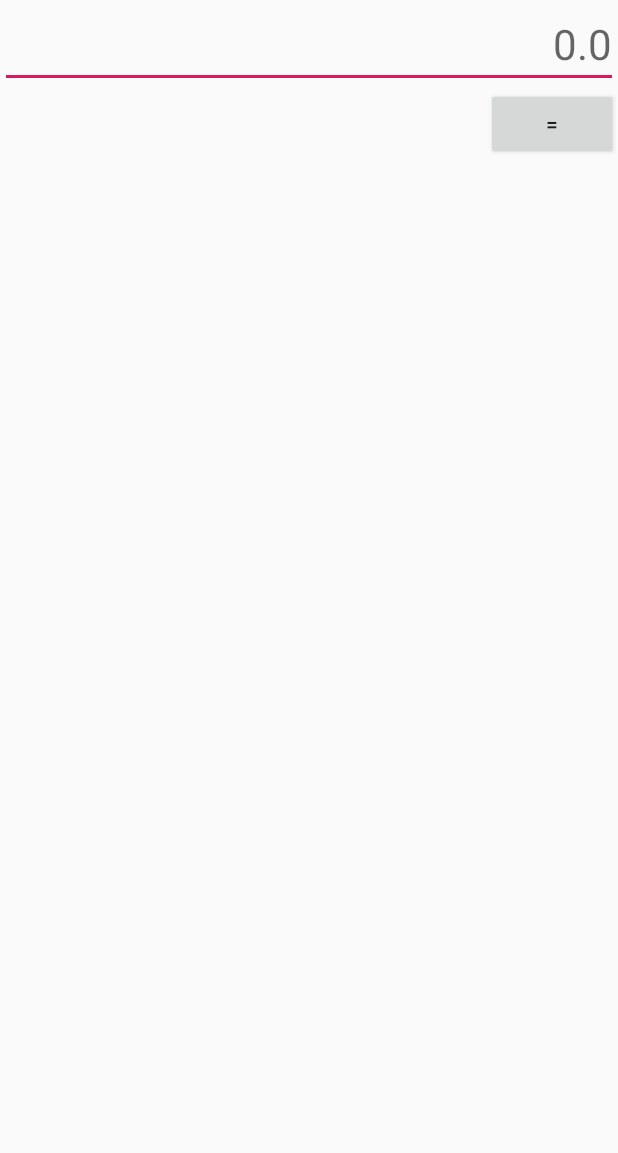
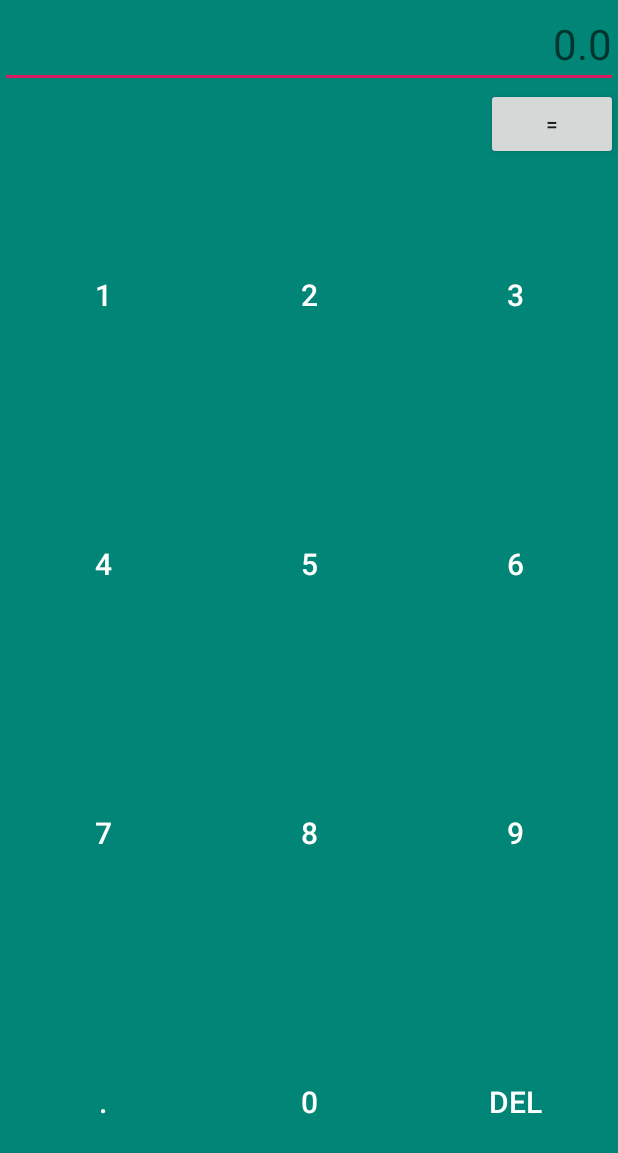
Before and after one commit to theVinesh/just-a-calculator, an Android app: the screen it shows after launch (MainActivity), on a phone screen of 412 x 824 dp. Shown: the top 1153 px of the screen. Run offline under Robolectric (Android 15) with nearby library versions, the phone set to English and light mode, and no system bars; our stand-ins replace data binding; 1 statement that could not run was skipped.

Commit message:
Created basic components for UI

```diff
--- a/app/build.gradle
+++ b/app/build.gradle
@@ -1,8 +1,7 @@
 apply plugin: 'com.android.application'
-
 apply plugin: 'kotlin-android'
-
 apply plugin: 'kotlin-android-extensions'
+apply plugin: 'kotlin-kapt'
 
 android {
     compileSdkVersion 28
@@ -20,6 +19,9 @@ android {
             proguardFiles getDefaultProguardFile('proguard-android-optimize.txt'), 'proguard-rules.pro'
         }
     }
+    dataBinding {
+        enabled = true
+    }
 }
 
 dependencies {
--- a/app/src/main/java/app/vineshbuilds/justacalculator/ui/main/MainFragment.kt
+++ b/app/src/main/java/app/vineshbuilds/justacalculator/ui/main/MainFragment.kt
@@ -4,11 +4,9 @@ import android.os.Bundle
 import android.view.LayoutInflater
 import android.view.View
 import android.view.ViewGroup
-import android.widget.TextView
 import androidx.fragment.app.Fragment
 import androidx.lifecycle.ViewModelProviders
-import app.vineshbuilds.justacalculator.R
-import kotlinx.android.synthetic.main.main_fragment.*
+import app.vineshbuilds.justacalculator.databinding.MainFragmentBinding
 
 class MainFragment : Fragment() {
 
@@ -16,20 +14,19 @@ class MainFragment : Fragment() {
         fun newInstance() = MainFragment()
     }
 
-    private lateinit var viewModel: MainViewModel
+    private lateinit var binding: MainFragmentBinding
 
     override fun onCreateView(
         inflater: LayoutInflater, container: ViewGroup?, savedInstanceState: Bundle?
-    ): View = inflater.inflate(R.layout.main_fragment, container, false)
+    ): View {
+        binding = MainFragmentBinding.inflate(inflater, container, false)
+        return binding.root
+    }
 
 
     override fun onActivityCreated(savedInstanceState: Bundle?) {
         super.onActivityCreated(savedInstanceState)
-        viewModel = ViewModelProviders.of(this).get(MainViewModel::class.java)
-
-        equalsButton.setOnClickListener {
-            input.setText(viewModel.equals(input.text.toString()), TextView.BufferType.EDITABLE)
-        }
+        binding.vm = ViewModelProviders.of(this).get(MainViewModel::class.java)
     }
 
 }
--- a/app/src/main/java/app/vineshbuilds/justacalculator/ui/main/MainViewModel.kt
+++ b/app/src/main/java/app/vineshbuilds/justacalculator/ui/main/MainViewModel.kt
@@ -1,17 +1,20 @@
 package app.vineshbuilds.justacalculator.ui.main
 
 import androidx.lifecycle.ViewModel
-import app.vineshbuilds.calculator.InfixToPostfixConverter
+import app.vineshbuilds.calculator.ITokenizer
 import app.vineshbuilds.calculator.Processor
+import app.vineshbuilds.calculator.TokenizerImpl
+import app.vineshbuilds.justacalculator.ui.main.components.DisplayVm
+import app.vineshbuilds.justacalculator.ui.main.components.KeypadVm
 
 class MainViewModel : ViewModel() {
 
-    private val converter = InfixToPostfixConverter()
-    private val processor = Processor()
+    val display = DisplayVm()
+    val keypad = KeypadVm(display)
 
-    fun equals(input: String): String {
-        val postfixStack = converter.convertToPostfix(input.trim())
-        val result = processor.solve(postfixStack)
-        return "$result"
-    }
+    private val tokenizer: ITokenizer = TokenizerImpl()
+
+    private val processor = Processor(tokenizer)
+
+    fun equals() = with(display) { set("${processor.solve(get())}") }
 }
--- /dev/null
+++ b/app/src/main/java/app/vineshbuilds/justacalculator/ui/main/buttons/ActionOnDisplayButtonVm.kt
@@ -0,0 +1,12 @@
+package app.vineshbuilds.justacalculator.ui.main.buttons
+
+import app.vineshbuilds.justacalculator.ui.main.components.IDisplay
+
+class ActionOnDisplayButtonVm(
+    symbol: String,
+    private val display: IDisplay,
+    private val onClick: (display: IDisplay) -> Unit
+) :
+    ButtonVm(symbol) {
+    override fun onClick() = onClick.invoke(display)
+}
--- /dev/null
+++ b/app/src/main/java/app/vineshbuilds/justacalculator/ui/main/buttons/AppendDisplayButton.kt
@@ -0,0 +1,7 @@
+package app.vineshbuilds.justacalculator.ui.main.buttons
+
+import app.vineshbuilds.justacalculator.ui.main.components.IDisplay
+
+abstract class AppendDisplayButton(symbol: String, val display: IDisplay) : ButtonVm(symbol) {
+    override fun onClick() = display.append(value)
+}
--- /dev/null
+++ b/app/src/main/java/app/vineshbuilds/justacalculator/ui/main/buttons/ButtonVm.kt
@@ -0,0 +1,5 @@
+package app.vineshbuilds.justacalculator.ui.main.buttons
+
+import androidx.lifecycle.ViewModel
+
+abstract class ButtonVm(val value: String) : ViewModel(), IButton
--- /dev/null
+++ b/app/src/main/java/app/vineshbuilds/justacalculator/ui/main/buttons/IButton.kt
@@ -0,0 +1,5 @@
+package app.vineshbuilds.justacalculator.ui.main.buttons
+
+interface IButton {
+    fun onClick()
+}
--- /dev/null
+++ b/app/src/main/java/app/vineshbuilds/justacalculator/ui/main/buttons/NumberButtonVm.kt
@@ -0,0 +1,5 @@
+package app.vineshbuilds.justacalculator.ui.main.buttons
+
+import app.vineshbuilds.justacalculator.ui.main.components.IDisplay
+
+class NumberButtonVm(value: Int, display: IDisplay) : AppendDisplayButton("$value", display)
--- /dev/null
+++ b/app/src/main/java/app/vineshbuilds/justacalculator/ui/main/buttons/SymbolButtonVm.kt
@@ -0,0 +1,5 @@
+package app.vineshbuilds.justacalculator.ui.main.buttons
+
+import app.vineshbuilds.justacalculator.ui.main.components.IDisplay
+
+class SymbolButtonVm(symbol: String, display: IDisplay) : AppendDisplayButton(symbol, display)
--- /dev/null
+++ b/app/src/main/java/app/vineshbuilds/justacalculator/ui/main/components/DisplayVm.kt
@@ -0,0 +1,26 @@
+package app.vineshbuilds.justacalculator.ui.main.components
+
+import androidx.lifecycle.ViewModel
+import app.vineshbuilds.justacalculator.utils.ObservableString
+
+class DisplayVm : ViewModel(), IDisplay {
+    val input = ObservableString("0")
+
+    override fun get() = input.get()
+
+    override fun set(value: String) = input.set(value)
+
+    override fun append(value: String) = with(input) {
+        get().let { set(if (it.isBlank() || it.toDouble() == 0.0) value else it + value) }
+    }
+
+    override fun delete() = with(input) {
+        get().let {
+            if (it.isNotBlank()) {
+                set(it.substring(0, it.length - 1))
+            }
+        }
+    }
+
+    override fun clear() = input.set("0")
+}
--- /dev/null
+++ b/app/src/main/java/app/vineshbuilds/justacalculator/ui/main/components/IDisplay.kt
@@ -0,0 +1,13 @@
+package app.vineshbuilds.justacalculator.ui.main.components
+
+interface IDisplay {
+    fun get(): String
+
+    fun set(value: String)
+
+    fun append(value: String)
+
+    fun delete()
+
+    fun clear()
+}
--- /dev/null
+++ b/app/src/main/java/app/vineshbuilds/justacalculator/ui/main/components/KeypadVm.kt
@@ -0,0 +1,26 @@
+package app.vineshbuilds.justacalculator.ui.main.components
+
+import androidx.lifecycle.ViewModel
+import app.vineshbuilds.justacalculator.ui.main.buttons.ActionOnDisplayButtonVm
+import app.vineshbuilds.justacalculator.ui.main.buttons.NumberButtonVm
+import app.vineshbuilds.justacalculator.ui.main.buttons.SymbolButtonVm
+
+class KeypadVm(display: IDisplay) : ViewModel() {
+
+    val operands = arrayOf(
+        NumberButtonVm(0, display),
+        NumberButtonVm(1, display),
+        NumberButtonVm(2, display),
+        NumberButtonVm(3, display),
+        NumberButtonVm(4, display),
+        NumberButtonVm(5, display),
+        NumberButtonVm(6, display),
+        NumberButtonVm(7, display),
+        NumberButtonVm(8, display),
+        NumberButtonVm(9, display)
+    )
+    val decimal = SymbolButtonVm(".", display)
+    val delete = ActionOnDisplayButtonVm("DEL", display) {
+        it.delete()
+    }
+}
--- /dev/null
+++ b/app/src/main/java/app/vineshbuilds/justacalculator/utils/DataBindingUtils.kt
@@ -0,0 +1,19 @@
+package app.vineshbuilds.justacalculator.utils
+
+import androidx.databinding.Observable
+import androidx.databinding.ObservableField
+
+typealias ObservableString = NonNullObservableField<String>
+
+class NonNullObservableField<T : Any>(
+    value: T, vararg dependencies: Observable
+) : ObservableField<T>(*dependencies) {
+    init {
+        set(value)
+    }
+
+    override fun get(): T = super.get()!!
+
+    @Suppress("RedundantOverride") // Only allow non-null `value`.
+    override fun set(value: T) = super.set(value)
+}
--- /dev/null
+++ b/app/src/main/res/layout/layout_button.xml
@@ -0,0 +1,20 @@
+<?xml version="1.0" encoding="utf-8"?>
+<layout xmlns:android="http://schemas.android.com/apk/res/android"
+    xmlns:tools="http://schemas.android.com/tools">
+
+    <data>
+
+        <variable
+            name="vm"
+            type="app.vineshbuilds.justacalculator.ui.main.buttons.ButtonVm" />
+    </data>
+
+    <Button
+        style="@style/OperandButtonStyle"
+        android:layout_width="match_parent"
+        android:layout_height="match_parent"
+        android:onClick="@{()->vm.onClick()}"
+        android:text="@{vm.value}"
+        tools:background="@color/colorPrimary"
+        tools:text="X" />
+</layout>
--- /dev/null
+++ b/app/src/main/res/layout/layout_keypad.xml
@@ -0,0 +1,97 @@
+<?xml version="1.0" encoding="utf-8"?>
+<layout xmlns:android="http://schemas.android.com/apk/res/android"
+    xmlns:app="http://schemas.android.com/apk/res-auto"
+    xmlns:tools="http://schemas.android.com/tools">
+
+    <data>
+
+        <variable
+            name="vm"
+            type="app.vineshbuilds.justacalculator.ui.main.components.KeypadVm" />
+    </data>
+
+    <LinearLayout
+        android:layout_width="match_parent"
+        android:layout_height="match_parent"
+        android:orientation="vertical"
+        tools:background="@color/colorPrimary">
+
+        <LinearLayout
+            android:layout_width="match_parent"
+            android:layout_height="0dp"
+            android:layout_weight="1"
+            android:orientation="horizontal">
+
+            <include
+                layout="@layout/layout_button"
+                app:vm="@{vm.operands[1]}" />
+
+            <include
+                layout="@layout/layout_button"
+                app:vm="@{vm.operands[2]}" />
+
+            <include
+                layout="@layout/layout_button"
+                app:vm="@{vm.operands[3]}" />
+        </LinearLayout>
+
+
+        <LinearLayout
+            android:layout_width="match_parent"
+            android:layout_height="0dp"
+            android:layout_weight="1"
+            android:orientation="horizontal">
+
+            <include
+                layout="@layout/layout_button"
+                app:vm="@{vm.operands[4]}" />
+
+            <include
+                layout="@layout/layout_button"
+                app:vm="@{vm.operands[5]}" />
+
+            <include
+                layout="@layout/layout_button"
+                app:vm="@{vm.operands[6]}" />
+        </LinearLayout>
+
+        <LinearLayout
+            android:layout_width="match_parent"
+            android:layout_height="0dp"
+            android:layout_weight="1"
+            android:orientation="horizontal">
+
+            <include
+                layout="@layout/layout_button"
+                app:vm="@{vm.operands[7]}" />
+
+            <include
+                layout="@layout/layout_button"
+                app:vm="@{vm.operands[8]}" />
+
+            <include
+                layout="@layout/layout_button"
+                app:vm="@{vm.operands[9]}" />
+        </LinearLayout>
+
+        <LinearLayout
+            android:layout_width="match_parent"
+            android:layout_height="0dp"
+            android:layout_weight="1"
+            android:orientation="horizontal">
+
+            <include
+                layout="@layout/layout_button"
+                app:vm="@{vm.decimal}" />
+
+            <include
+                layout="@layout/layout_button"
+                app:vm="@{vm.operands[0]}" />
+
+            <include
+                layout="@layout/layout_button"
+                app:vm="@{vm.delete}" />
+        </LinearLayout>
+    </LinearLayout>
+
+</layout>
--- a/app/src/main/res/layout/main_fragment.xml
+++ b/app/src/main/res/layout/main_fragment.xml
@@ -1,10 +1,20 @@
 <?xml version="1.0" encoding="utf-8"?>
+<layout
+    xmlns:app="http://schemas.android.com/apk/res-auto"
+    xmlns:tools="http://schemas.android.com/tools">
+
+    <data>
+
+        <variable
+            name="vm"
+            type="app.vineshbuilds.justacalculator.ui.main.MainViewModel" />
+    </data>
+
     <androidx.constraintlayout.widget.ConstraintLayout xmlns:android="http://schemas.android.com/apk/res/android"
-    xmlns:app="http://schemas.android.com/apk/res-auto"
-    xmlns:tools="http://schemas.android.com/tools"
         android:id="@+id/main"
         android:layout_width="match_parent"
         android:layout_height="match_parent"
+        android:background="@color/colorPrimary"
         tools:context=".ui.main.MainFragment">
 
         <EditText
@@ -12,19 +22,34 @@
             android:layout_width="0dp"
             android:layout_height="wrap_content"
             android:gravity="end"
+            android:hint="0.0"
+            android:text="@={vm.display.input}"
+            android:textAlignment="textEnd"
             android:textSize="28dp"
-        android:hint="0.0"
             app:layout_constraintEnd_toEndOf="parent"
             app:layout_constraintStart_toStartOf="parent"
-        android:textAlignment="textEnd"
             app:layout_constraintTop_toTopOf="parent" />
 
         <Button
             android:id="@+id/equalsButton"
             android:layout_width="wrap_content"
             android:layout_height="wrap_content"
+            android:onClick="@{() -> vm.equals()}"
             android:text="="
             app:layout_constraintEnd_toEndOf="parent"
             app:layout_constraintTop_toBottomOf="@+id/input" />
 
+        <FrameLayout
+            android:layout_width="0dp"
+            android:layout_height="0dp"
+            app:layout_constraintBottom_toBottomOf="parent"
+            app:layout_constraintEnd_toEndOf="parent"
+            app:layout_constraintStart_toStartOf="parent"
+            app:layout_constraintTop_toBottomOf="@+id/equalsButton">
+
+            <include
+                layout="@layout/layout_keypad"
+                app:vm="@{vm.keypad}" />
+        </FrameLayout>
     </androidx.constraintlayout.widget.ConstraintLayout>
+</layout>
--- a/app/src/main/res/values/colors.xml
+++ b/app/src/main/res/values/colors.xml
@@ -3,4 +3,5 @@
     <color name="colorPrimary">#008577</color>
     <color name="colorPrimaryDark">#00574B</color>
     <color name="colorAccent">#D81B60</color>
+    <color name="white">#FFFFFF</color>
 </resources>
--- a/app/src/main/res/values/styles.xml
+++ b/app/src/main/res/values/styles.xml
@@ -8,4 +8,11 @@
         <item name="colorAccent">@color/colorAccent</item>
     </style>
 
+    <style name="OperandButtonStyle" parent="Widget.AppCompat.Button.Borderless.Colored">
+        <item name="android:background">?android:attr/selectableItemBackgroundBorderless</item>
+        <item name="android:layout_margin">4dp</item>
+        <item name="android:layout_weight">1</item>
+        <item name="android:textSize">20sp</item>
+        <item name="android:textColor">@color/white</item>
+    </style>
 </resources>
```
Lines whose indentation alone changed are shown as unchanged.
